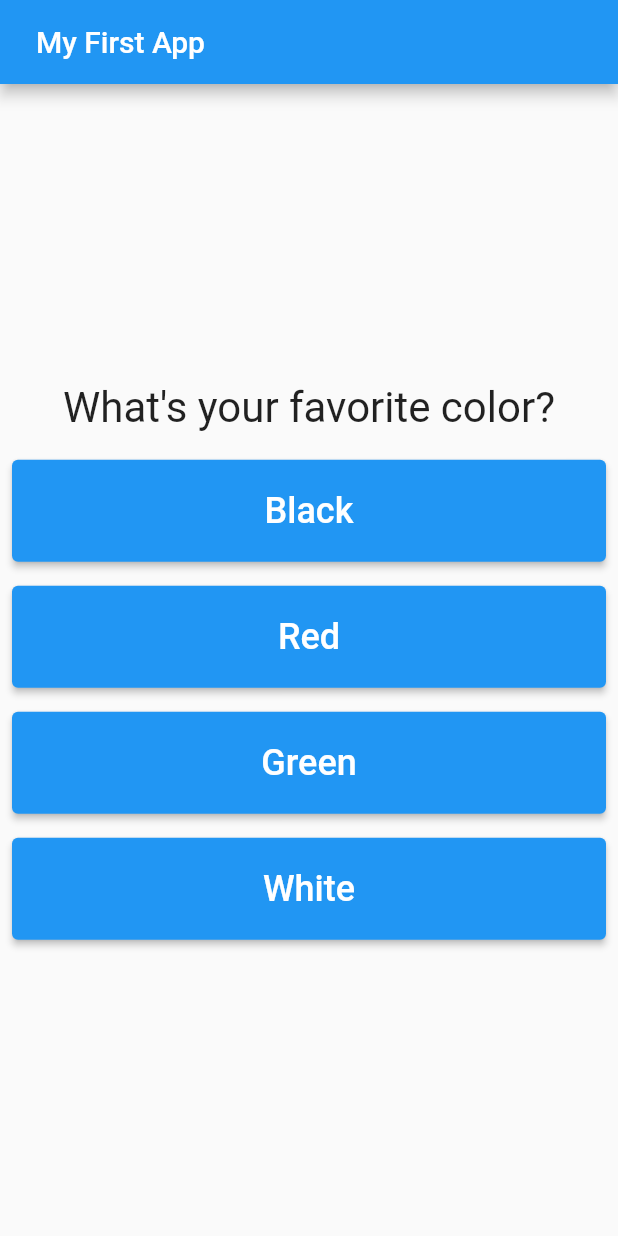
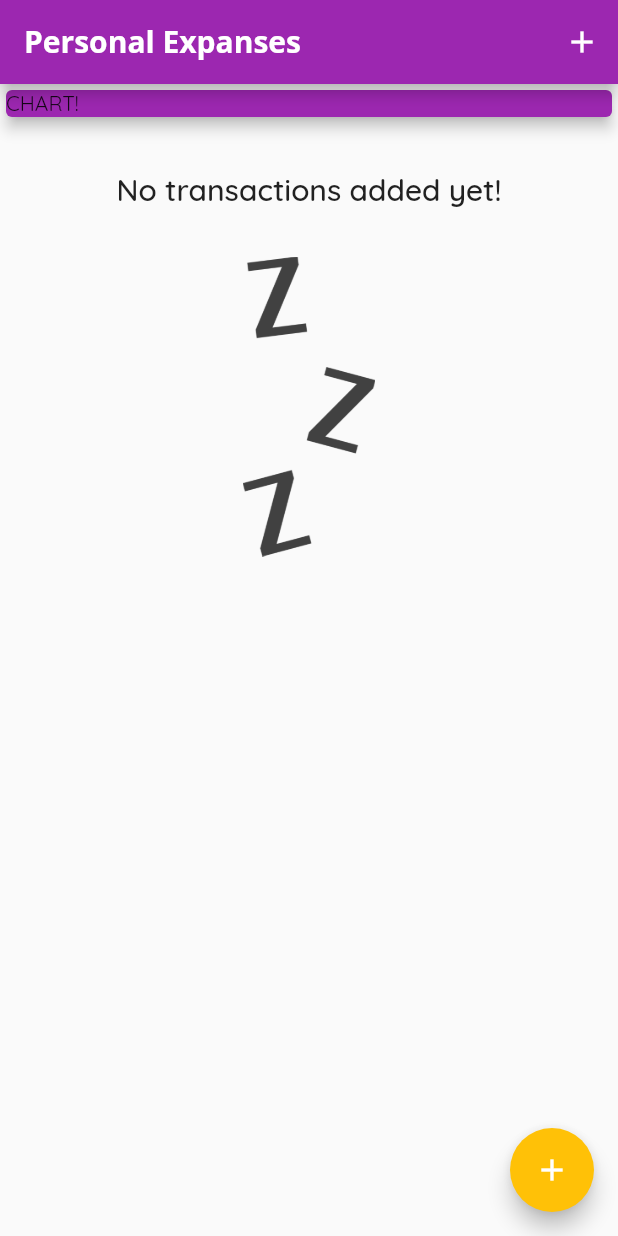
Before and after one commit to vaibhav-jani/the_flutter_project, a Flutter app: the screen it shows after launch, on a phone screen of 412 x 824 dp. Run offline on Flutter 3.47's test engine with Material 2 defaults, Android fonts, the phone set to English and light mode, and no system bars; missing offline and left inert: dart:ffi; Roboto replaces fonts that are missing (Open Sans).

Commit message:
Expanse app

```diff
--- /dev/null
+++ b/lib/expense/expanse_chart.dart
@@ -0,0 +1,17 @@
+import 'package:flutter/material.dart';
+
+class ExpanseChart extends StatelessWidget {
+  const ExpanseChart({super.key});
+
+  @override
+  Widget build(BuildContext context) {
+    return Card(
+      color: Theme.of(context).primaryColor,
+      elevation: 4,
+      child: const SizedBox(
+        width: double.infinity,
+        child: Text("CHART!"),
+      ),
+    );
+  }
+}
--- /dev/null
+++ b/lib/expense/expense_app.dart
@@ -0,0 +1,34 @@
+import 'package:flutter/material.dart';
+import 'package:the_flutter_project/expense/user_transactions.dart';
+
+class ExpenseApp extends StatelessWidget {
+  const ExpenseApp({super.key});
+
+  @override
+  Widget build(BuildContext context) {
+    return MaterialApp(
+      title: "Personal Expanses",
+      home: const UserTransactions(),
+      theme: getExpansesTheme(),
+    );
+  }
+
+  ThemeData getExpansesTheme() {
+    return ThemeData(
+      primarySwatch: Colors.purple,
+      colorScheme: ColorScheme.fromSwatch().copyWith(
+        primary: Colors.purple,
+        secondary: Colors.amber,
+      ),
+      fontFamily: 'Quicksand',
+      textTheme: const TextTheme(),
+      appBarTheme: const AppBarTheme(
+        titleTextStyle: TextStyle(
+          fontFamily: 'Open Sans',
+          fontSize: 20,
+          fontWeight: FontWeight.bold,
+        ),
+      ),
+    );
+  }
+}
--- /dev/null
+++ b/lib/expense/models/transaction.dart
@@ -0,0 +1,8 @@
+class Transaction {
+  final String id;
+  final String title;
+  final double amount;
+  final DateTime date;
+
+  Transaction(this.id, this.title, this.amount, this.date);
+}
--- /dev/null
+++ b/lib/expense/transaction_list.dart
@@ -0,0 +1,98 @@
+import 'package:flutter/material.dart';
+import 'package:intl/intl.dart';
+
+import 'models/Transaction.dart';
+
+class TransactionList extends StatelessWidget {
+  final List<Transaction> _userTransactions;
+
+  const TransactionList(this._userTransactions, {super.key});
+
+  @override
+  Widget build(BuildContext context) {
+    return _userTransactions.isEmpty
+        ? getEmptyTransactionsPlaceHolder(context)
+        : SizedBox(
+            height: 300,
+            child: ListView.builder(
+              itemBuilder: (context, position) {
+                return getTransactionCard(
+                  _userTransactions.elementAt(position),
+                  context,
+                );
+              },
+              itemCount: _userTransactions.length,
+            ),
+          );
+  }
+}
+
+Widget getEmptyTransactionsPlaceHolder(BuildContext context) {
+  return Column(
+    children: [
+      const Padding(padding: EdgeInsets.all(16)),
+      Text(
+        "No transactions added yet!",
+        style: Theme.of(context).textTheme.titleLarge,
+      ),
+      const Padding(padding: EdgeInsets.all(16)),
+      SizedBox(
+        height: 200,
+        child: Image.asset(
+          "assets/images/waiting.png",
+          fit: BoxFit.cover,
+        ),
+      ),
+      const Padding(padding: EdgeInsets.all(8)),
+    ],
+  );
+}
+
+Widget getTransactionCard(Transaction transaction, BuildContext context) {
+  return Card(
+    child: Row(
+      children: <Widget>[
+        Container(
+          margin: const EdgeInsets.symmetric(vertical: 8, horizontal: 16),
+          decoration: BoxDecoration(
+            border: Border.all(
+              color: Theme.of(context).primaryColor,
+              width: 2,
+            ),
+          ),
+          padding: const EdgeInsets.all(8),
+          child: Text(
+            '\$${transaction.amount.toStringAsFixed(2)}',
+            style: TextStyle(
+              fontWeight: FontWeight.bold,
+              fontSize: 20,
+              color: Theme.of(context).primaryColor,
+            ),
+          ),
+        ),
+        Column(
+          crossAxisAlignment: CrossAxisAlignment.start,
+          children: [
+            Text(
+              transaction.title,
+              style: const TextStyle(
+                fontWeight: FontWeight.bold,
+                fontSize: 16,
+                color: Colors.black,
+              ),
+            ),
+            const Padding(padding: EdgeInsets.all(1)),
+            Text(
+              DateFormat.yMMMd().format(transaction.date),
+              style: const TextStyle(
+                fontWeight: FontWeight.normal,
+                fontSize: 12,
+                color: Colors.black45,
+              ),
+            ),
+          ],
+        ),
+      ],
+    ),
+  );
+}
--- /dev/null
+++ b/lib/expense/user_transactions.dart
@@ -0,0 +1,80 @@
+import 'package:flutter/material.dart';
+import 'expanse_chart.dart';
+import 'models/Transaction.dart';
+import 'transaction_list.dart';
+import 'new_transaction.dart';
+
+class UserTransactions extends StatefulWidget {
+  const UserTransactions({super.key});
+
+  @override
+  State<StatefulWidget> createState() {
+    return _UserTransactionsState();
+  }
+}
+
+class _UserTransactionsState extends State<UserTransactions> {
+  final List<Transaction> _userTransactions = [
+    // Transaction('t1', "New Shoes", 69.99, DateTime.now()),
+    // Transaction('t2', "Weekly Groceries", 16.53, DateTime.now()),
+  ];
+
+  void _addNewTransaction(String title, double amount) {
+    final newTx = Transaction(
+      DateTime.now().microsecond.toString(),
+      title,
+      amount,
+      DateTime.now(),
+    );
+    setState(() {
+      _userTransactions.add(newTx);
+    });
+  }
+
+  @override
+  Widget build(BuildContext context) {
+    return Scaffold(
+      appBar: AppBar(
+        title: const Text(
+          "Personal Expanses",
+          style: TextStyle(fontFamily: 'Open Sans'),
+        ),
+        actions: <Widget>[
+          IconButton(
+            onPressed: () {
+              _startAddNewTransaction(context);
+            },
+            icon: const Icon(Icons.add),
+          )
+        ],
+      ),
+      body: Column(
+        mainAxisAlignment: MainAxisAlignment.start,
+        crossAxisAlignment: CrossAxisAlignment.center,
+        children: <Widget>[
+          const ExpanseChart(),
+          TransactionList(_userTransactions),
+        ],
+      ),
+      floatingActionButton: FloatingActionButton(
+        onPressed: () {
+          _startAddNewTransaction(context);
+        },
+        child: const Icon(Icons.add),
+      ),
+    );
+  }
+
+  void _startAddNewTransaction(BuildContext context) {
+    showModalBottomSheet(
+      context: context,
+      builder: (context) {
+        return GestureDetector(
+          onTap: () {},
+          behavior: HitTestBehavior.opaque,
+          child: NewTransaction(_addNewTransaction),
+        );
+      },
+    );
+  }
+}
--- a/lib/main.dart
+++ b/lib/main.dart
@@ -3,6 +3,8 @@ import 'package:the_flutter_project/quizs/quiz_app.dart';
 import 'package:the_flutter_project/songs/songs.dart';
 import 'package:the_flutter_project/songs/songs_app.dart';
 
+import 'expense/expense_app.dart';
+
 void main() {
-  runApp(const QuizApp());
+  runApp(const ExpenseApp());
 }
```
Also changed, not shown: lib/expense/new_transaction.dart (added, +71 -0 lines), pubspec.yaml (+19 -15 lines), assets/fonts/OpenSans-Bold.ttf (added), assets/fonts/OpenSans-Regular.ttf (added), assets/fonts/Quicksand-Bold.ttf (added), assets/fonts/Quicksand-Light.ttf (added), assets/fonts/Quicksand-Medium.ttf (added), assets/fonts/Quicksand-Regular.ttf (added), assets/images/waiting.png (added), pubspec.lock, 1 other file.
